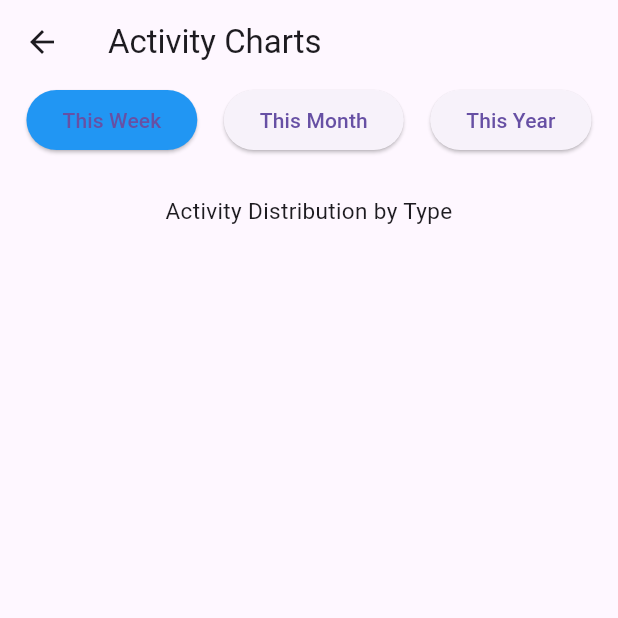
After one commit to YunusS03/sport_tracker, a Flutter app: the screen it shows after launch, item 2 of the bottom bar chosen, on a phone screen of 412 x 824 dp, the top half of it. The commit adds this screen. Run offline on Flutter 3.47's test engine with Material 3 defaults, Android fonts, the phone set to English and light mode, and no system bars; our stand-ins replace sqflite, syncfusion_flutter_charts; accounts and stored records are empty.

Commit message:
Added charts with filters

```diff
--- /dev/null
+++ b/lib/screens/ActivityChartScreen.dart
@@ -0,0 +1,172 @@
+import 'package:flutter/material.dart';
+import 'package:syncfusion_flutter_charts/charts.dart';
+import 'package:provider/provider.dart';
+import 'package:fitness_tracker/providers/activityProvider.dart';
+import 'package:intl/intl.dart';
+
+class ActivityChartScreen extends StatefulWidget {
+  @override
+  _ActivityChartScreenState createState() => _ActivityChartScreenState();
+}
+
+class _ActivityChartScreenState extends State<ActivityChartScreen> {
+  String _selectedFilter = 'This Week';
+
+  @override
+  Widget build(BuildContext context) {
+    final provider = Provider.of<ActivityProvider>(context);
+    final activities = provider.getAllActivities(); // Get all activities
+
+    // Filter activities based on selected filter
+    List<Activity> filteredActivities = _filterActivities(activities);
+
+    // Group activities by type
+    Map<String, int> groupedActivities = _groupActivities(filteredActivities);
+
+    return Scaffold(
+      appBar: AppBar(
+        title: Text('Activity Charts'),
+      ),
+      body: Column(
+        children: [
+          _buildFilterButtons(),
+          SizedBox(height: 16),
+          Expanded(
+            child: _buildChart(groupedActivities),
+          ),
+        ],
+      ),
+    );
+  }
+
+  Widget _buildFilterButtons() {
+    return Row(
+      mainAxisAlignment: MainAxisAlignment.spaceEvenly,
+      children: [
+        _buildFilterButton('This Week'),
+        _buildFilterButton('This Month'),
+        _buildFilterButton('This Year'),
+      ],
+    );
+  }
+
+  Widget _buildFilterButton(String filter) {
+    return ElevatedButton(
+      onPressed: () {
+        setState(() {
+          _selectedFilter = filter;
+        });
+      },
+      child: Text(filter),
+      style: ElevatedButton.styleFrom(
+        backgroundColor: _selectedFilter == filter ? Colors.blue : null,
+      ),
+    );
+  }
+
+  Widget _buildChart(Map<String, int> activities) {
+    return SfCircularChart(
+      title: ChartTitle(text: 'Activity Distribution by Type'),
+      legend: Legend(
+        isVisible: true,
+        overflowMode: LegendItemOverflowMode.wrap, // Wrap legend items if there's not enough space
+      ),
+      series: <CircularSeries<ActivityData, String>>[
+        DoughnutSeries<ActivityData, String>(
+          dataSource: _generateChartData(activities),
+          xValueMapper: (ActivityData data, _) => data.type, // Activity Type
+          yValueMapper: (ActivityData data, _) => data.totalDuration.toDouble(), // Total Duration (Numeric)
+          dataLabelSettings: DataLabelSettings(isVisible: true),
+          pointColorMapper: (ActivityData data, _) => data.color ?? Colors.grey, // Custom color mapping
+        ),
+      ],
+    );
+  }
+
+  List<Activity> _filterActivities(List<Activity> activities) {
+    switch (_selectedFilter) {
+      case 'This Week':
+        return activities.where((activity) {
+          return DateTime.now().difference(activity.date).inDays <= 7;
+        }).toList();
+      case 'This Month':
+        final now = DateTime.now();
+        final startOfMonth = DateTime(now.year, now.month, 1);
+        return activities.where((activity) {
+          return activity.date.isAfter(startOfMonth);
+        }).toList();
+      case 'This Year':
+        final now = DateTime.now();
+        final startOfYear = DateTime(now.year, 1, 1);
+        return activities.where((activity) {
+          return activity.date.isAfter(startOfYear);
+        }).toList();
+      default:
+        return activities;
+    }
+  }
+
+  Map<String, int> _groupActivities(List<Activity> activities) {
+    Map<String, int> groupedActivities = {};
+    activities.forEach((activity) {
+      if (groupedActivities.containsKey(activity.type)) {
+        groupedActivities[activity.type] = (groupedActivities[activity.type] ?? 0) + activity.duration.inMinutes;
+      } else {
+        groupedActivities[activity.type] = activity.duration.inMinutes;
+      }
+    });
+    return groupedActivities;
+  }
+
+
+  List<ActivityData> _generateChartData(Map<String, int> activities) {
+    List<ActivityData> data = [];
+    int index = 0;
+    activities.forEach((type, duration) {
+      data.add(ActivityData(
+        type: type,
+        totalDuration: duration,
+        color: _getColor(index),
+      ));
+      index++;
+    });
+    return data;
+  }
+
+  Color? _getColor(int index) {
+    // Pastel color palette
+    List<Color?> colors = [
+      Colors.blue[200],
+      Colors.green[200],
+      Colors.blueAccent[100],
+      Colors.orange[200],
+      Colors.brown[200],
+      Colors.purple[200],
+      Colors.red[200],
+      Colors.lightGreen[200],
+      Colors.pink[200],
+      Colors.orange[200],
+      Colors.green[200],
+      Colors.blue[200],
+      Colors.yellow[200],
+      Colors.lightBlue[200],
+      Colors.indigo[200],
+      Colors.deepOrange[200],
+      Colors.brown[200],
+    ];
+    // If index exceeds the color palette, cycle back to the beginning
+    return colors[index % colors.length];
+  }
+}
+
+class ActivityData {
+  final String type;
+  final int totalDuration;
+  final Color? color;
+
+  ActivityData({
+    required this.type,
+    required this.totalDuration,
+    required this.color,
+  });
+}
--- a/pubspec.yaml
+++ b/pubspec.yaml
@@ -39,9 +39,11 @@ dependencies:
 
 
 
+
   # The following adds the Cupertino Icons font to your application.
   # Use with the CupertinoIcons class for iOS style icons.
   cupertino_icons: ^1.0.6
+  syncfusion_flutter_charts: ^21.2.4
 
 dev_dependencies:
   flutter_test:
```
Also changed, not shown: lib/screens/DetailedActivityScreen.dart (+11 -4 lines), lib/screens/home_screen.dart (+10 -1 lines), pubspec.lock.
